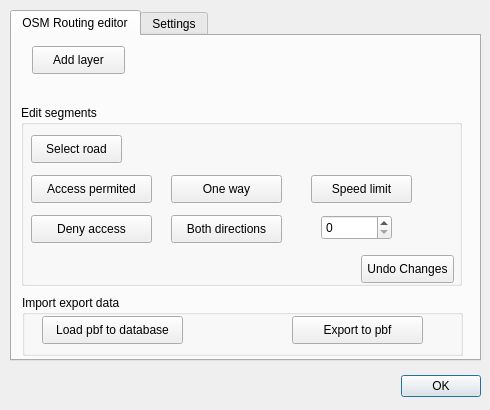
Qt form osm_routing_editor_dialog_base.ui (tuskjant/OSMEditorForRouting) before a commit.
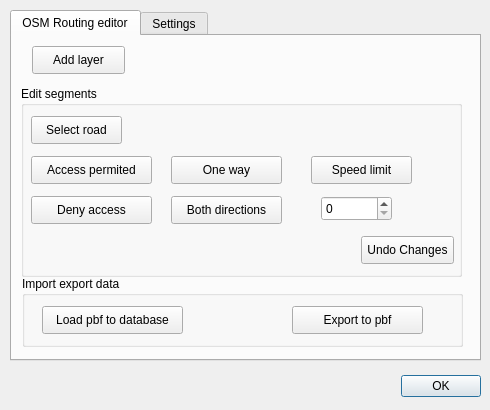
The same form after that commit. Custom widgets are drawn as their Qt base class.

Patch:
```diff
--- a/osm_routing_editor_dialog_base.ui
+++ b/osm_routing_editor_dialog_base.ui
@@ -46,7 +46,7 @@
      <property name="geometry">
       <rect>
        <x>280</x>
-       <y>280</y>
+       <y>270</y>
        <width>131</width>
        <height>28</height>
       </rect>
@@ -59,7 +59,7 @@
      <property name="geometry">
       <rect>
        <x>30</x>
-       <y>280</y>
+       <y>270</y>
        <width>141</width>
        <height>28</height>
       </rect>
@@ -72,9 +72,9 @@
      <property name="geometry">
       <rect>
        <x>10</x>
-       <y>259</y>
+       <y>240</y>
        <width>441</width>
-       <height>61</height>
+       <height>71</height>
       </rect>
      </property>
      <property name="title">
@@ -85,9 +85,9 @@
      <property name="geometry">
       <rect>
        <x>9</x>
-       <y>69</y>
+       <y>50</y>
        <width>441</width>
-       <height>181</height>
+       <height>191</height>
       </rect>
      </property>
      <property name="title">
```
